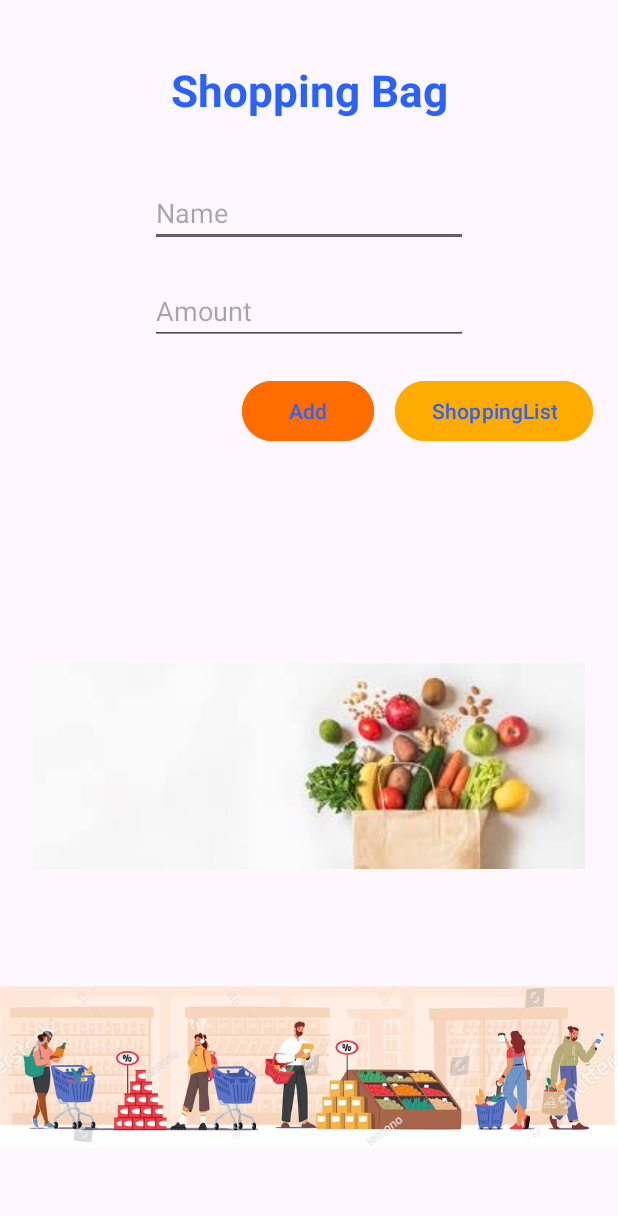
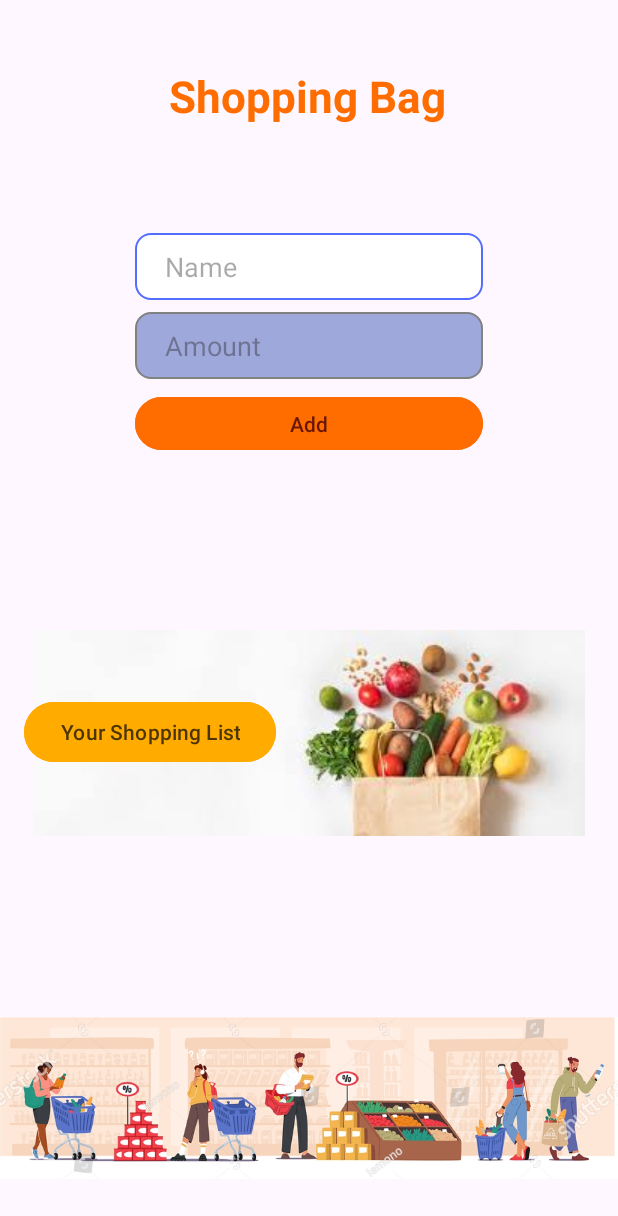
Before and after one commit to Aviraj1510/ShoppingApp, an Android app: the screen it shows after launch (MainActivity), on a phone screen of 412 x 824 dp. Shown: the top 1216 px of the screen. Run offline under Robolectric (Android 15) with nearby library versions, the light colour scheme and no system bars; our stand-ins replace Room's generated code.

Commit message:
Main Ui Change

```diff
--- a/app/src/main/java/com/example/shoppinglistjava/MainActivity.java
+++ b/app/src/main/java/com/example/shoppinglistjava/MainActivity.java
@@ -57,7 +57,6 @@ public class MainActivity extends AppCompatActivity {
                 if(name.isEmpty() && etAmount.getText().toString().isEmpty()){
                     etName.setError("Please enter an Name");
                     etAmount.setError("Please enter an amount");
-                    Toast.makeText(MainActivity.this, "Please enter a name and amount", Toast.LENGTH_SHORT).show();
                 }else {
                     int amount = Integer.parseInt(etAmount.getText().toString());
                     ShoppingItem newItem = new ShoppingItem(name, amount);
--- a/app/src/main/res/drawable/backgroundrow.xml
+++ b/app/src/main/res/drawable/backgroundrow.xml
@@ -1,8 +1,10 @@
 <?xml version="1.0" encoding="utf-8"?>
 <selector xmlns:android="http://schemas.android.com/apk/res/android">
 <item>
-    <shape android:shape="rectangle" android:tint="@color/lightergrey2">
-        <corners android:radius="10dp"/>
+    <shape android:shape="rectangle" >
+        <corners android:radius="10dp" />
+        <gradient android:startColor="#B388FF" android:centerColor="#536DFE" android:endColor="#7C4DFF"/>
     </shape>
+
 </item>
 </selector>
--- /dev/null
+++ b/app/src/main/res/drawable/edittext_background.xml
@@ -0,0 +1,19 @@
+<?xml version="1.0" encoding="utf-8"?>
+<selector xmlns:android="http://schemas.android.com/apk/res/android">
+
+    <item android:state_enabled="true" android:state_focused="true">
+        <shape android:shape="rectangle">
+            <solid android:color="@android:color/white"/>
+            <corners android:radius="10dp"/>
+            <stroke android:color="#536DFE" android:width="1dp"/>
+        </shape>
+    </item>
+
+    <item android:state_enabled="true">
+        <shape android:shape="rectangle">
+            <solid android:color="#9FA8DA"/>
+            <corners android:radius="10dp"/>
+            <stroke android:color="#808181" android:width="1dp"/>
+        </shape>
+    </item>
+</selector>
--- a/app/src/main/res/layout/activity_main.xml
+++ b/app/src/main/res/layout/activity_main.xml
@@ -6,34 +6,40 @@
     android:layout_width="match_parent"
     android:layout_height="match_parent"
     android:layout_gravity="center"
-
     >
 
     <TextView
         android:id="@+id/textView"
         android:layout_width="wrap_content"
         android:layout_height="wrap_content"
-        android:layout_marginTop="40dp"
+        android:layout_marginTop="44dp"
         android:text="Shopping Bag"
-        android:textColor="#2962FF"
         android:textAlignment="center"
+        android:textColor="#FF6D00"
         android:textSize="29dp"
         android:textStyle="bold"
         app:layout_constraintEnd_toEndOf="parent"
+        app:layout_constraintHorizontal_bias="0.497"
         app:layout_constraintStart_toStartOf="parent"
         app:layout_constraintTop_toTopOf="parent" />
+
 
     <EditText
         android:id="@+id/editTextName"
         android:layout_width="match_parent"
         android:layout_height="wrap_content"
-        android:layout_marginStart="100dp"
+        android:layout_marginStart="90dp"
+        android:layout_marginTop="72dp"
+        android:layout_marginEnd="90dp"
+        android:background="@drawable/edittext_background"
         android:hint="Name"
-        android:textColor="#D6B504"
-        android:layout_marginTop="40dp"
-        android:layout_marginEnd="100dp"
+        android:paddingLeft="20dp"
+        android:paddingTop="10dp"
+        android:paddingRight="20dp"
+        android:paddingBottom="10dp"
+        android:textColor="#A66D6D"
         app:layout_constraintEnd_toEndOf="parent"
-        app:layout_constraintHorizontal_bias="1.0"
+        app:layout_constraintHorizontal_bias="0.0"
         app:layout_constraintStart_toStartOf="parent"
         app:layout_constraintTop_toBottomOf="@+id/textView" />
 
@@ -41,28 +47,32 @@
         android:id="@+id/editAmount"
         android:layout_width="match_parent"
         android:layout_height="wrap_content"
-        android:layout_marginLeft="100dp"
-        android:layout_marginTop="20dp"
-        android:layout_marginRight="100dp"
+        android:layout_marginLeft="90dp"
+        android:layout_marginTop="8dp"
+        android:layout_marginRight="90dp"
+        android:background="@drawable/edittext_background"
         android:hint="Amount"
         android:inputType="numberDecimal"
+        android:paddingLeft="20dp"
+        android:paddingTop="10dp"
+        android:paddingRight="20dp"
+        android:paddingBottom="10dp"
         android:textColor="#FF6D00"
         app:layout_constraintEnd_toEndOf="@+id/editTextName"
-        app:layout_constraintHorizontal_bias="0.0"
         app:layout_constraintStart_toStartOf="@+id/editTextName"
         app:layout_constraintTop_toBottomOf="@+id/editTextName" />
 
-
     <Button
         android:id="@+id/buttonAdd"
-        android:layout_width="wrap_content"
-        android:layout_height="wrap_content"
-        android:layout_marginTop="20dp"
+        android:layout_width="match_parent"
+        android:layout_height="43dp"
+        android:layout_marginLeft="90dp"
+        android:layout_marginTop="8dp"
+        android:layout_marginRight="90dp"
+        android:backgroundTint="#FF6D00"
         android:text="Add"
-        android:textColor="#2962FF"
-        android:backgroundTint="#FF6D00"
+        android:textColor="#661602"
         app:layout_constraintEnd_toEndOf="parent"
-        app:layout_constraintHorizontal_bias="0.498"
         app:layout_constraintStart_toStartOf="parent"
         app:layout_constraintTop_toBottomOf="@+id/editAmount" />
 
@@ -70,10 +80,12 @@
         android:id="@+id/imageView3"
         android:layout_width="match_parent"
         android:layout_height="wrap_content"
-        android:layout_marginTop="144dp"
+        android:layout_marginTop="116dp"
         android:src="@drawable/grocery"
-        app:layout_constraintTop_toBottomOf="@+id/buttonAdd"
-        tools:layout_editor_absoluteX="0dp" />
+        app:layout_constraintEnd_toEndOf="parent"
+        app:layout_constraintHorizontal_bias="1.0"
+        app:layout_constraintStart_toStartOf="parent"
+        app:layout_constraintTop_toBottomOf="@+id/buttonAdd" />
 
     <ImageView
         android:id="@+id/imageView2"
@@ -85,31 +97,33 @@
         app:layout_constraintHorizontal_bias="0.0"
         app:layout_constraintStart_toStartOf="parent"
         app:layout_constraintTop_toBottomOf="@+id/imageView3"
-        app:layout_constraintVertical_bias="0.586" />
+        app:layout_constraintVertical_bias="0.801" />
 
     <Button
         android:id="@+id/btnList"
         android:layout_width="wrap_content"
         android:layout_height="wrap_content"
-        android:layout_marginTop="20dp"
-        android:text="ShoppingList"
-        android:textColor="#2962FF"
+        android:layout_marginStart="16dp"
         android:backgroundTint="#FFAB00"
-        app:layout_constraintEnd_toEndOf="parent"
-        app:layout_constraintHorizontal_bias="0.466"
-        app:layout_constraintStart_toEndOf="@+id/buttonAdd"
-        app:layout_constraintTop_toBottomOf="@+id/editAmount" />
+        android:text="Your Shopping List"
+        android:textColor="#4D3502"
+        app:layout_constraintBottom_toBottomOf="@+id/imageView3"
+        app:layout_constraintStart_toStartOf="parent"
+        app:layout_constraintTop_toTopOf="@+id/imageView3"
+        app:layout_constraintVertical_bias="0.494" />
 
     <ImageView
         android:id="@+id/imageView"
         android:layout_width="132dp"
         android:layout_height="64dp"
+        android:layout_marginStart="4dp"
         android:layout_marginTop="96dp"
         android:layout_marginBottom="20dp"
         android:src="@drawable/cart_removebg_preview"
         android:visibility="invisible"
         app:layout_constraintBottom_toBottomOf="parent"
         app:layout_constraintStart_toStartOf="parent"
-        app:layout_constraintTop_toTopOf="@+id/imageView2" />
+        app:layout_constraintTop_toTopOf="@+id/imageView2"
+        app:layout_constraintVertical_bias="0.47" />
 
 </androidx.constraintlayout.widget.ConstraintLayout>
--- a/app/src/main/res/layout/activity_shopping_list.xml
+++ b/app/src/main/res/layout/activity_shopping_list.xml
@@ -6,8 +6,8 @@
     android:layout_width="match_parent"
     android:layout_height="match_parent"
     android:orientation="vertical"
-    android:layout_marginRight="10dp"
-    android:layout_marginLeft="10dp"
+    android:layout_marginRight="5dp"
+    android:layout_marginLeft="5dp"
     android:weightSum="3"
     android:layout_weight="1"
     tools:context=".ShoppingList">
@@ -29,7 +29,7 @@
         android:id="@+id/rvShoppingList"
         android:layout_width="match_parent"
         android:layout_height="match_parent"
-        android:padding="5dp"
+        android:padding="3dp"
         android:layout_weight="1"
         />
 
```
Also changed, not shown: app/src/main/res/layout/shopping_row.xml (+18 -14 lines).
